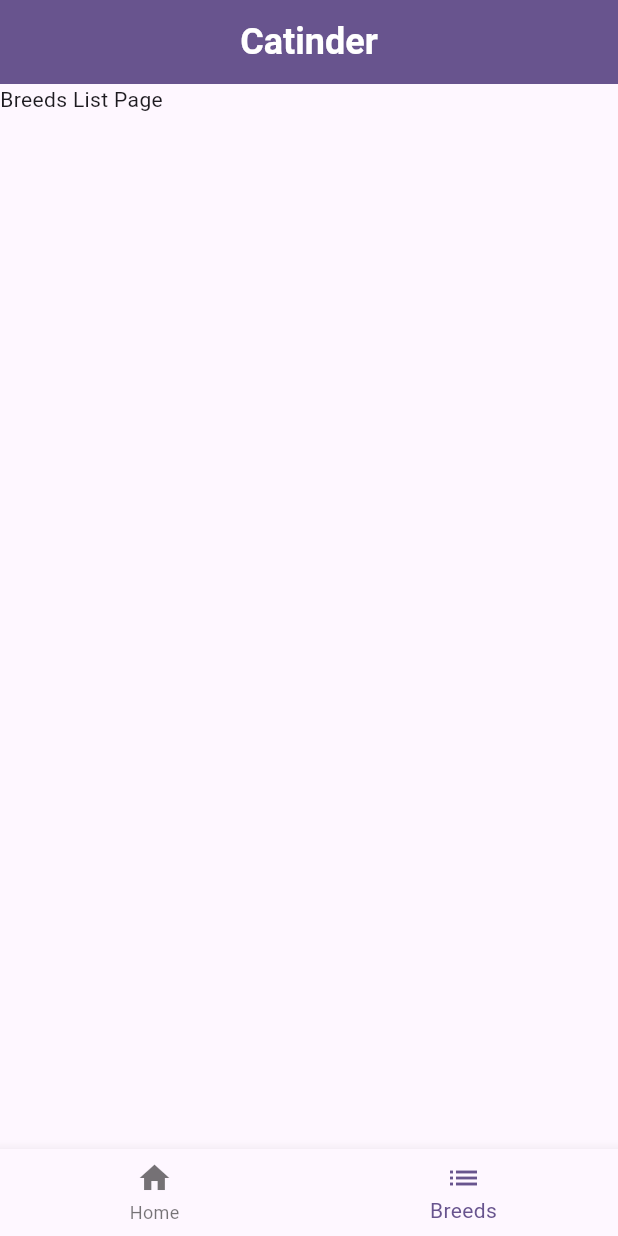
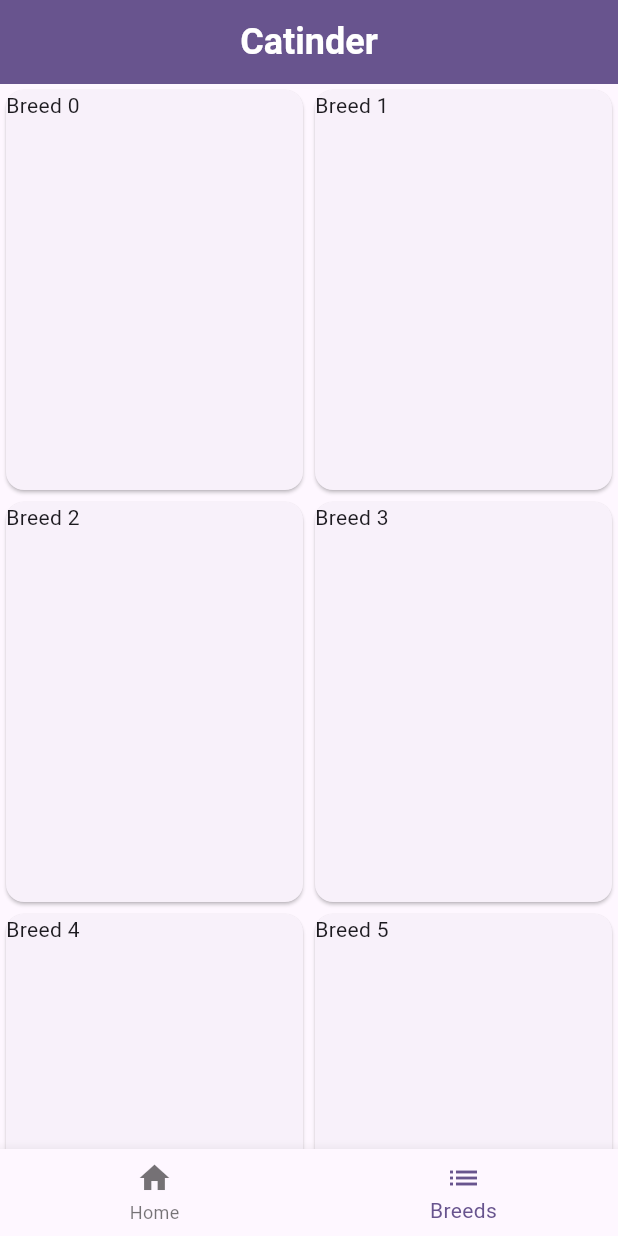
Before and after one commit to MRTarmak/Catinder, a Flutter app: the screen it shows after launch, item 2 of the bottom bar chosen, on a phone screen of 412 x 824 dp. Run offline on Flutter 3.47's test engine with Material 3 defaults, Android fonts, the light colour scheme and no system bars; network calls fail.

Commit message:
Start making BreedListPage

```diff
--- /dev/null
+++ b/lib/screens/breed_list_page.dart
@@ -0,0 +1,31 @@
+import 'package:flutter/material.dart';
+
+class BreedListPage extends StatelessWidget {
+  const BreedListPage({super.key});
+
+  @override
+  Widget build(BuildContext context) {
+    return Center(
+      child: ListView.builder(
+        itemBuilder: (context, index) {
+          return Row(
+            children: [
+              Expanded(
+                child: AspectRatio(
+                  aspectRatio: 3 / 4,
+                  child: Card(child: Text("Breed ${index * 2}")),
+                ),
+              ),
+              Expanded(
+                child: AspectRatio(
+                  aspectRatio: 3 / 4,
+                  child: Card(child: Text("Breed ${index * 2 + 1}")),
+                ),
+              ),
+            ],
+          );
+        },
+      ),
+    );
+  }
+}
--- a/lib/screens/indexed_stack_screen.dart
+++ b/lib/screens/indexed_stack_screen.dart
@@ -1,5 +1,6 @@
 import 'package:flutter/material.dart';
 
+import 'breed_list_page.dart';
 import 'home_page.dart';
 
 class IndexedStackScreen extends StatefulWidget {
@@ -13,7 +14,7 @@ class _IndexedStackScreenState extends State<IndexedStackScreen> {
   int _selectedIndex = 0;
   static const List<Widget> _widgetOptions = <Widget>[
     HomePage(),
-    Text('Breeds List Page'), // TODO Breeds List Page
+    BreedListPage(),
   ];
 
   void _onItemTapped(int index) {
```
